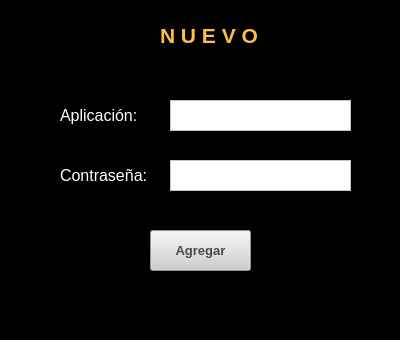
Qt form Buscador.ui (18250MariaInes/Proyecto1Cifrado) before a commit.
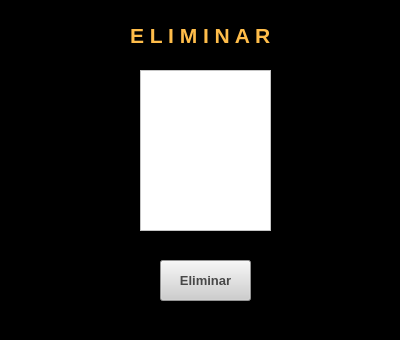
The same form after that commit.

Commit message: ya se puede borrar

What changed in the file:
```diff
--- a/Buscador.ui
+++ b/Buscador.ui
@@ -16,52 +16,12 @@
   <property name="styleSheet">
    <string notr="true">background-color: rgb(0, 0, 0);</string>
   </property>
-  <widget class="QLabel" name="aplicacion">
+  <widget class="QPushButton" name="removeButton">
    <property name="geometry">
     <rect>
-     <x>60</x>
-     <y>100</y>
-     <width>101</width>
-     <height>31</height>
-    </rect>
-   </property>
-   <property name="font">
-    <font>
-     <pointsize>12</pointsize>
-    </font>
-   </property>
-   <property name="styleSheet">
-    <string notr="true">color: rgb(255, 255, 255);</string>
-   </property>
-   <property name="text">
-    <string>Aplicación:</string>
-   </property>
-  </widget>
-  <widget class="QPlainTextEdit" name="aplicacionInput">
-   <property name="geometry">
-    <rect>
-     <x>170</x>
-     <y>100</y>
-     <width>181</width>
-     <height>31</height>
-    </rect>
-   </property>
-   <property name="font">
-    <font>
-     <pointsize>10</pointsize>
-    </font>
-   </property>
-   <property name="styleSheet">
-    <string notr="true">background-color: rgb(255, 255, 255);
-color: rgb(0, 0, 0);</string>
-   </property>
-  </widget>
-  <widget class="QPushButton" name="addButton">
-   <property name="geometry">
-    <rect>
-     <x>150</x>
-     <y>230</y>
-     <width>101</width>
+     <x>160</x>
+     <y>260</y>
+     <width>91</width>
      <height>41</height>
     </rect>
    </property>
@@ -78,15 +38,15 @@
 </string>
    </property>
    <property name="text">
-    <string>Agregar</string>
+    <string>Eliminar</string>
    </property>
   </widget>
   <widget class="QLabel" name="label_2">
    <property name="geometry">
     <rect>
-     <x>160</x>
+     <x>130</x>
      <y>20</y>
-     <width>111</width>
+     <width>161</width>
      <height>31</height>
     </rect>
    </property>
@@ -101,43 +61,17 @@
     <string notr="true">color: rgb(255, 189, 74);</string>
    </property>
    <property name="text">
-    <string>N U E V O</string>
+    <string>E L I M I N A R</string>
    </property>
   </widget>
-  <widget class="QLabel" name="password">
+  <widget class="QTableWidget" name="appsTable">
    <property name="geometry">
     <rect>
-     <x>60</x>
-     <y>160</y>
-     <width>101</width>
-     <height>31</height>
+     <x>140</x>
+     <y>70</y>
+     <width>131</width>
+     <height>161</height>
     </rect>
-   </property>
-   <property name="font">
-    <font>
-     <pointsize>12</pointsize>
-    </font>
-   </property>
-   <property name="styleSheet">
-    <string notr="true">color: rgb(255, 255, 255);</string>
-   </property>
-   <property name="text">
-    <string>Contraseña:</string>
-   </property>
-  </widget>
-  <widget class="QPlainTextEdit" name="passwordInput">
-   <property name="geometry">
-    <rect>
-     <x>170</x>
-     <y>160</y>
-     <width>181</width>
-     <height>31</height>
-    </rect>
-   </property>
-   <property name="font">
-    <font>
-     <pointsize>10</pointsize>
-    </font>
    </property>
    <property name="styleSheet">
     <string notr="true">background-color: rgb(255, 255, 255);
```
Left out of the diff: 4 changed lines with no effect on the pictures. The commit also changes 1 other file.
